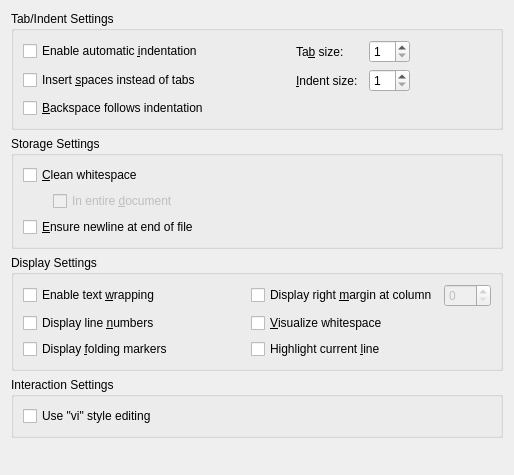
Old version of the form src/plugins/texteditor/generalsettingspage.ui in the repository qt-creator/qt-creator.
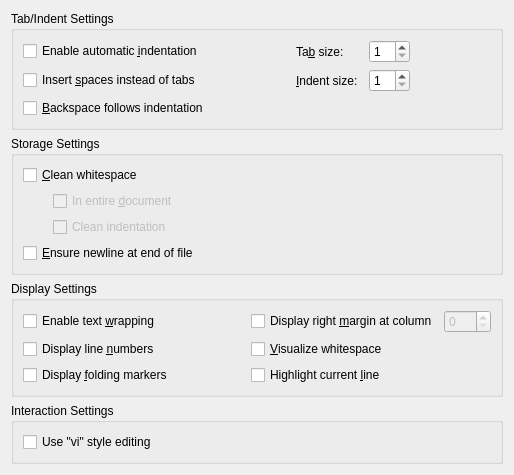
New version of the form.

Commit message:
Add explicit option to clean indentation
It is desirable to have removal of trailing whitespace as a separate
option to "tab cleanup". Clean Whitespace option without Clean
Indentation option will now only remove trailing whitespace on file save
and on Clean Whitespace requests. Clean Indentation option is set to
true by default to maintain backward compatibility.

```diff
--- a/src/plugins/texteditor/generalsettingspage.ui
+++ b/src/plugins/texteditor/generalsettingspage.ui
@@ -214,6 +214,36 @@
         </item>
        </layout>
       </item>
+      <item>
+       <layout class="QHBoxLayout" name="horizontalLayout_3">
+        <item>
+         <spacer name="horizontalSpacer_3">
+          <property name="orientation">
+           <enum>Qt::Horizontal</enum>
+          </property>
+          <property name="sizeType">
+           <enum>QSizePolicy::Fixed</enum>
+          </property>
+          <property name="sizeHint" stdset="0">
+           <size>
+            <width>30</width>
+            <height>20</height>
+           </size>
+          </property>
+         </spacer>
+        </item>
+        <item>
+         <widget class="QCheckBox" name="cleanIndentation">
+          <property name="enabled">
+           <bool>false</bool>
+          </property>
+          <property name="text">
+           <string>Clean indentation</string>
+          </property>
+         </widget>
+        </item>
+       </layout>
+      </item>
       <item>
        <widget class="QCheckBox" name="addFinalNewLine">
         <property name="text">
```
Left out of the diff: 6 changed lines with no effect on the pictures. The commit also changes 4 other files.
